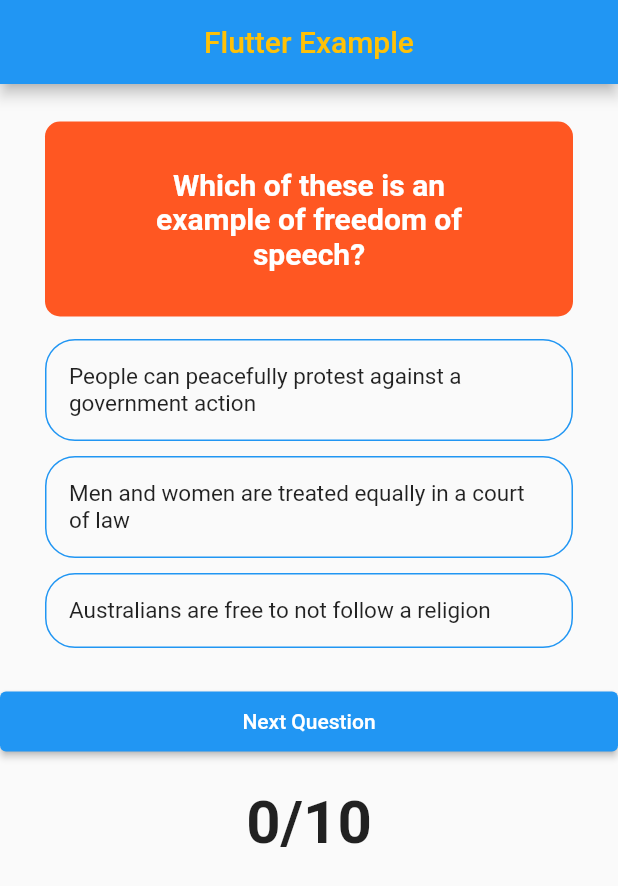
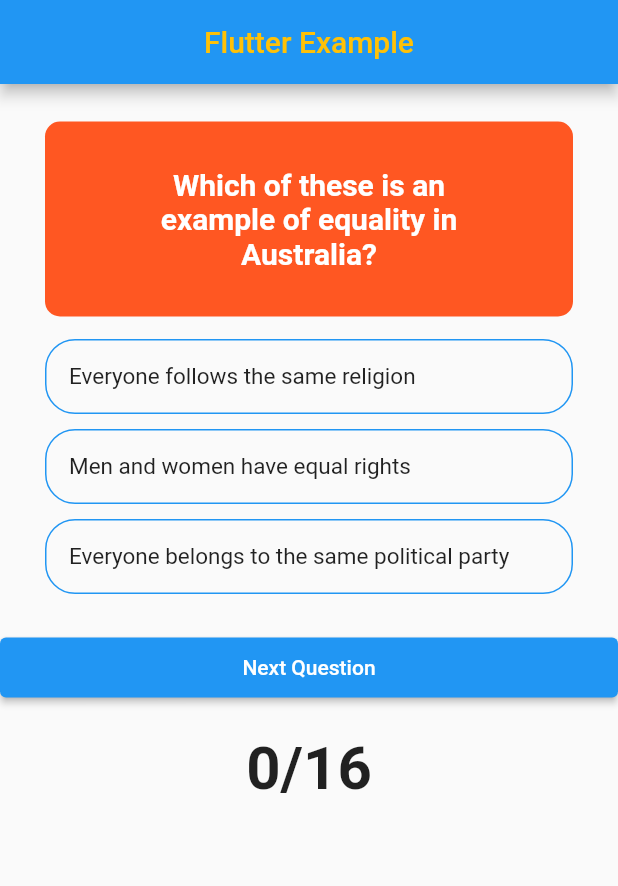
Before and after one commit to 0xack13/flutter_quizz_app, a Flutter app: the screen it shows after launch, on a phone screen of 412 x 824 dp. Shown: the top 886 px of the screen. Run offline on Flutter 3.47's test engine with Material 2 defaults, Android fonts, the phone set to English and light mode, and no system bars; statements that could not run were skipped.

Commit message:
shuffle list

```diff
--- a/lib/home.dart
+++ b/lib/home.dart
@@ -326,4 +326,102 @@ var _questions = shuffle([
       {'answerText': 'To have a current Australian passport', 'score': false},
     ],
   },
+  {
+    'question':
+        'Which of the following is an example of contributing to the Australian community?',
+    'answers': [
+      {
+        'answerText':
+            'Volunteering or fundraising for a charity is a great opportunity to strengthen our community',
+        'score': false
+      },
+      {
+        'answerText':
+            'I should not make any effort to get to know other people',
+        'score': true
+      },
+      {
+        'answerText':
+            'People in Australia should not contribute to the community because Australia is a free country',
+        'score': false
+      },
+    ],
+  },
+  {
+    'question':
+        'Should people tolerate one another where they find that they disagree?',
+    'answers': [
+      {
+        'answerText': 'It is against the law to disagree with one another',
+        'score': false
+      },
+      {
+        'answerText':
+            'No, people only need to treat each other with respect if they agree with one another',
+        'score': true
+      },
+      {
+        'answerText':
+            'Yes, peaceful disagreement reflects Australian values in relation to mutual respect',
+        'score': false
+      },
+    ],
+  },
+  {
+    'question': 'Should people in Australia make an effort to learn English?',
+    'answers': [
+      {
+        'answerText':
+            'People in Australia should speak whichever language is most commonly spoken in their local neighbourhood',
+        'score': false
+      },
+      {
+        'answerText':
+            'There is no expectation to learn any particular language in Australia',
+        'score': true
+      },
+      {
+        'answerText':
+            'Yes, English is the national language of Australia and it helps to get an education, a job, and to integrate into the community',
+        'score': false
+      },
+    ],
+  },
+  {
+    'question':
+        'Which of these statements best demonstrates Australian values about freedom of expression?',
+    'answers': [
+      {
+        'answerText':
+            'Everyone can peacefully express their opinions within the law',
+        'score': false
+      },
+      {
+        'answerText': 'People with different views from me need to keep quiet',
+        'score': true
+      },
+      {'answerText': 'Only approved topics can be discussed', 'score': false},
+    ],
+  },
+  {
+    'question': 'Which of these is a role of the Governor-General?',
+    'answers': [
+      {'answerText': 'The appointment of state premiers', 'score': false},
+      {
+        'answerText':
+            'Signing all Bills passed by the Australian Parliament into law',
+        'score': false
+      },
+      {'answerText': 'The appointment of the Head of State', 'score': true},
+    ],
+  },
+  {
+    'question':
+        'Which arm of government has the power to interpret and apply laws?',
+    'answers': [
+      {'answerText': 'Legislative', 'score': false},
+      {'answerText': 'Judicial', 'score': true},
+      {'answerText': 'Executive', 'score': false},
+    ],
+  },
 ]);
```
